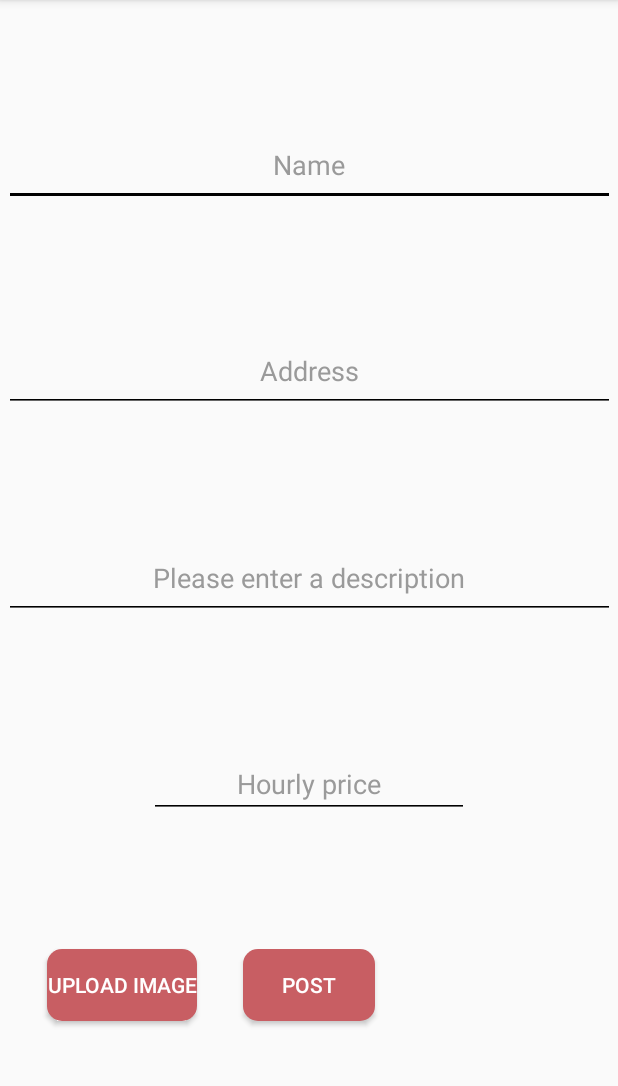
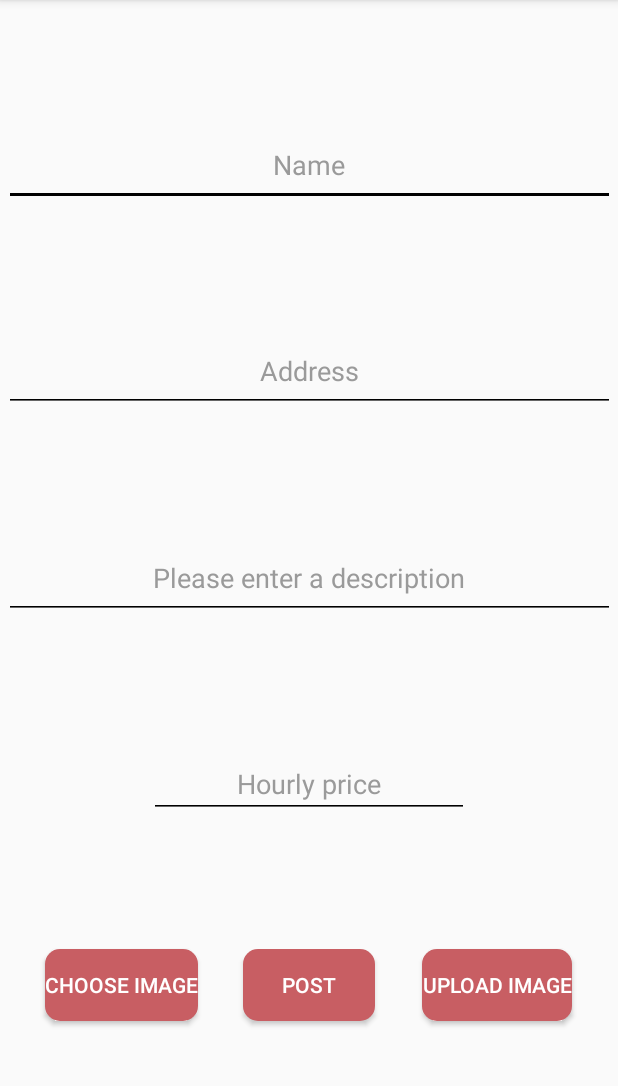
Before and after one commit to KorbieSevilla/CSE_118, an Android app: the UserPostActivity screen opened directly, with no data from a screen before it, on a phone screen of 412 x 824 dp, the part 84-1170 px from its top. Run offline under Robolectric (Android 15) with nearby library versions, the phone set to English and light mode, and no system bars; our stand-ins replace Firebase (no records; nobody signed in at launch, a user with empty details on screens opened directly).

Commit message:
Added an upload button along with a choose button for images

```diff
--- a/RentADriveMobile2/app/src/main/java/com/zybooks/rentadrivemobile2/UserPostActivity.java
+++ b/RentADriveMobile2/app/src/main/java/com/zybooks/rentadrivemobile2/UserPostActivity.java
@@ -39,7 +39,7 @@ import java.util.Map;
 
 public class UserPostActivity extends AppCompatActivity {
     EditText name, address, description, price;
-    Button post, addImage;
+    Button post, pickImage, addImage;
     Uri filepath;
     private final int PICK_IMAGE_REQUEST = 71;
     FirebaseStorage storage;
@@ -56,10 +56,25 @@ public class UserPostActivity extends AppCompatActivity {
         address = findViewById(R.id.address);
         description = findViewById(R.id.description);
         price = findViewById(R.id.price);
+        pickImage = findViewById(R.id.chooseImage);
         addImage = findViewById(R.id.uploadImage);
 
         storage = FirebaseStorage.getInstance();
         storageRef = storage.getReference();
+
+        pickImage.setOnClickListener(new View.OnClickListener() {
+            @Override
+            public void onClick(View v) {
+                chooseImage();
+            }
+        });
+
+        addImage.setOnClickListener(new View.OnClickListener() {
+            @Override
+            public void onClick(View v) {
+                uploadImage();
+            }
+        });
 
         post.setOnClickListener(new View.OnClickListener() {
             @Override
@@ -136,11 +151,6 @@ public class UserPostActivity extends AppCompatActivity {
         return p1;
     }
 
-    public void chooseAndUploadImage(View view) {
-        chooseImage();
-        uploadImage();
-    }
-
     private void chooseImage() {
         Intent intent = new Intent();
         intent.setType("image/*");
--- a/RentADriveMobile2/app/src/main/res/layout/activity_user_post.xml
+++ b/RentADriveMobile2/app/src/main/res/layout/activity_user_post.xml
@@ -90,6 +90,19 @@
         />
 
     <Button
+        android:id="@+id/chooseImage"
+        android:layout_width="wrap_content"
+        android:layout_height="wrap_content"
+        android:text="Choose Image"
+        android:background="@drawable/round_button"
+        android:backgroundTint="?attr/buttonColor"
+        android:textColor="#ffffff"
+        app:layout_constraintBottom_toBottomOf="parent"
+        app:layout_constraintLeft_toLeftOf="parent"
+        app:layout_constraintRight_toLeftOf="@id/post"
+        app:layout_constraintTop_toBottomOf="@id/price" />
+
+    <Button
         android:id="@+id/uploadImage"
         android:layout_width="wrap_content"
         android:layout_height="wrap_content"
@@ -98,10 +111,9 @@
         android:backgroundTint="?attr/buttonColor"
         android:textColor="#ffffff"
         app:layout_constraintBottom_toBottomOf="parent"
-        app:layout_constraintLeft_toLeftOf="parent"
-        app:layout_constraintRight_toLeftOf="@id/post"
-        app:layout_constraintTop_toBottomOf="@id/price"
-        android:onClick="chooseAndUploadImage" />
+        app:layout_constraintRight_toRightOf="parent"
+        app:layout_constraintLeft_toRightOf="@id/post"
+        app:layout_constraintTop_toBottomOf="@id/price" />
 
 
 </androidx.constraintlayout.widget.ConstraintLayout>
```
